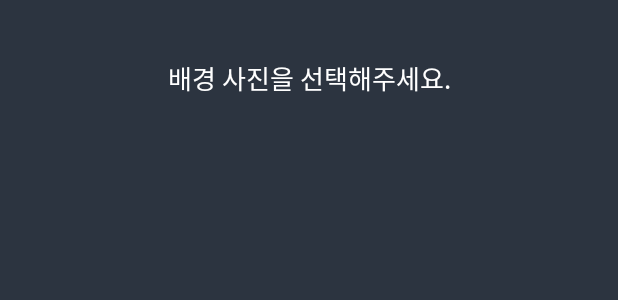
After one commit to hanmolee/Slime-Liquid-monster-, an Android app: the layout activity_changebackground.xml on its own in the app's theme, with its tools: preview values and no code run, on a phone screen of 412 x 824 dp. The commit adds this screen. Shown: the top 300 px of the screen. Run offline under Robolectric (Android 15) with nearby library versions, the phone set to English and light mode, and no system bars.

Commit message:
배경화면 바꾸기 화면 구성중

```diff
--- /dev/null
+++ b/app/src/main/res/layout/activity_changebackground.xml
@@ -0,0 +1,48 @@
+<?xml version="1.0" encoding="utf-8"?>
+<android.support.constraint.ConstraintLayout
+    xmlns:android="http://schemas.android.com/apk/res/android"
+    xmlns:app="http://schemas.android.com/apk/res-auto"
+    xmlns:tools="http://schemas.android.com/tools"
+    android:background="#2c3440"
+    android:layout_width="match_parent"
+    android:layout_height="match_parent">
+
+    <ImageButton
+        android:id="@+id/cancelButton"
+        android:layout_width="wrap_content"
+        android:layout_height="wrap_content"
+        android:layout_marginEnd="8dp"
+        android:layout_marginTop="8dp"
+        android:background="@android:color/transparent"
+        android:padding="15dp"
+        app:layout_constraintEnd_toEndOf="parent"
+        app:layout_constraintTop_toTopOf="parent"
+        />
+
+    <TextView
+        android:id="@+id/changeBackgroundText"
+        android:layout_width="match_parent"
+        android:layout_height="wrap_content"
+        android:gravity="center"
+        android:text="배경 사진을 선택해주세요."
+        android:textColor="@color/whiteColor"
+        android:textSize="17sp"
+        app:layout_constraintEnd_toEndOf="parent"
+        app:layout_constraintStart_toStartOf="parent"
+        app:layout_constraintTop_toBottomOf="@+id/cancelButton" />
+
+    <android.support.v7.widget.RecyclerView
+        android:id="@+id/changeBackgroundList"
+        android:layout_width="0dp"
+        android:layout_height="0dp"
+        android:layout_marginTop="30dp"
+        app:layout_constraintBottom_toBottomOf="parent"
+        app:layout_constraintEnd_toEndOf="parent"
+        app:layout_constraintStart_toStartOf="parent"
+        app:layout_constraintTop_toBottomOf="@+id/changeBackgroundText">
+
+
+    </android.support.v7.widget.RecyclerView>
+
+
+</android.support.constraint.ConstraintLayout>
```
Also changed, not shown: app/src/main/java/hanmo/com/slime/lockscreen/utils/LockApplication.kt (deleted, +0 -16 lines), app/src/main/java/hanmo/com/slime/lockscreen/utils/LockScreenActivity.kt (+18 -3 lines), app/src/main/java/hanmo/com/slime/lockscreen/utils/LockScreenMenuAdapter.kt (+16 -1 lines), app/src/main/java/hanmo/com/slime/lockscreen/utils/menu/ChangeBackgroundActivity.kt (added, +56 -0 lines).
